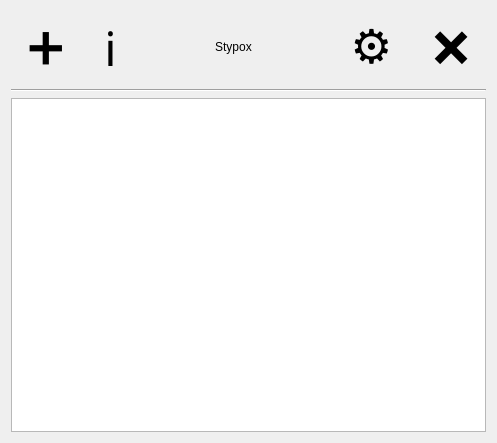
First picture: the form in src/win/passwordswindow.ui, repository Stypox/qt-password-management, before the edit.
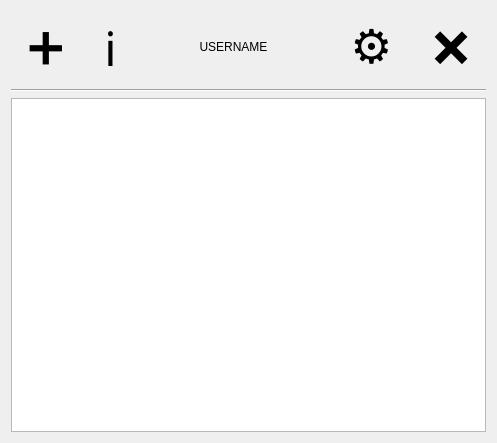
Second picture: the form after the edit.

Diff of the .ui file:
```diff
--- a/src/win/passwordswindow.ui
+++ b/src/win/passwordswindow.ui
@@ -74,7 +74,7 @@
          </sizepolicy>
         </property>
         <property name="text">
-         <string>Stypox</string>
+         <string>USERNAME</string>
         </property>
         <property name="alignment">
          <set>Qt::AlignCenter</set>
```
Left out of the diff: 2 changed lines with no effect on the pictures.
